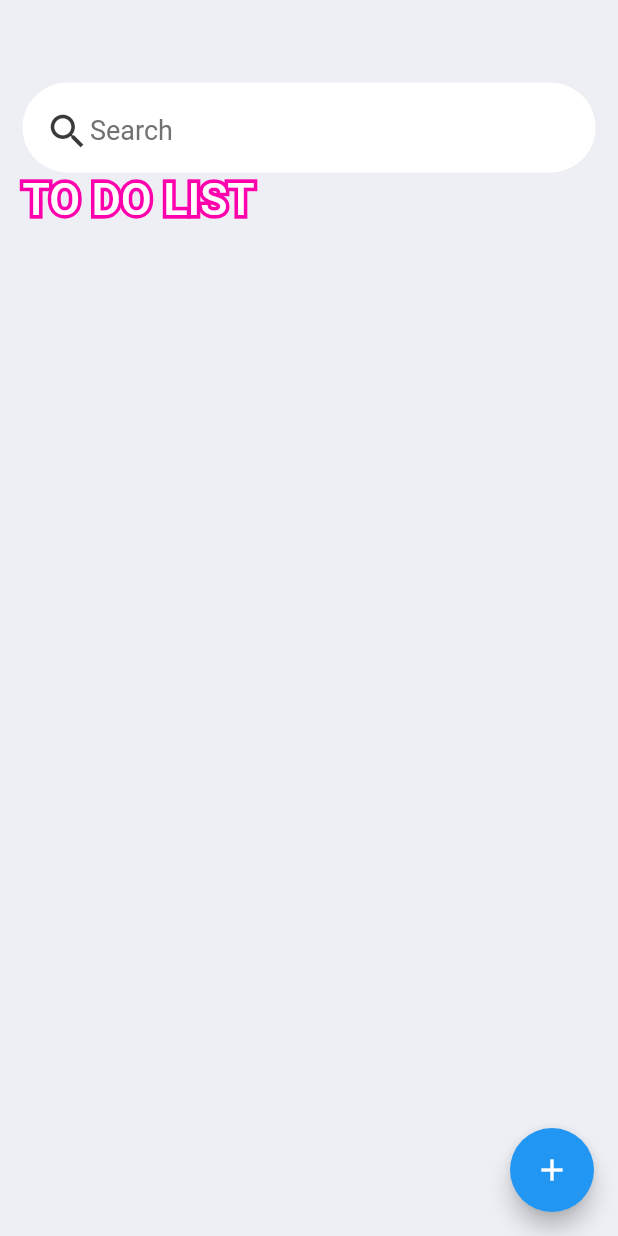
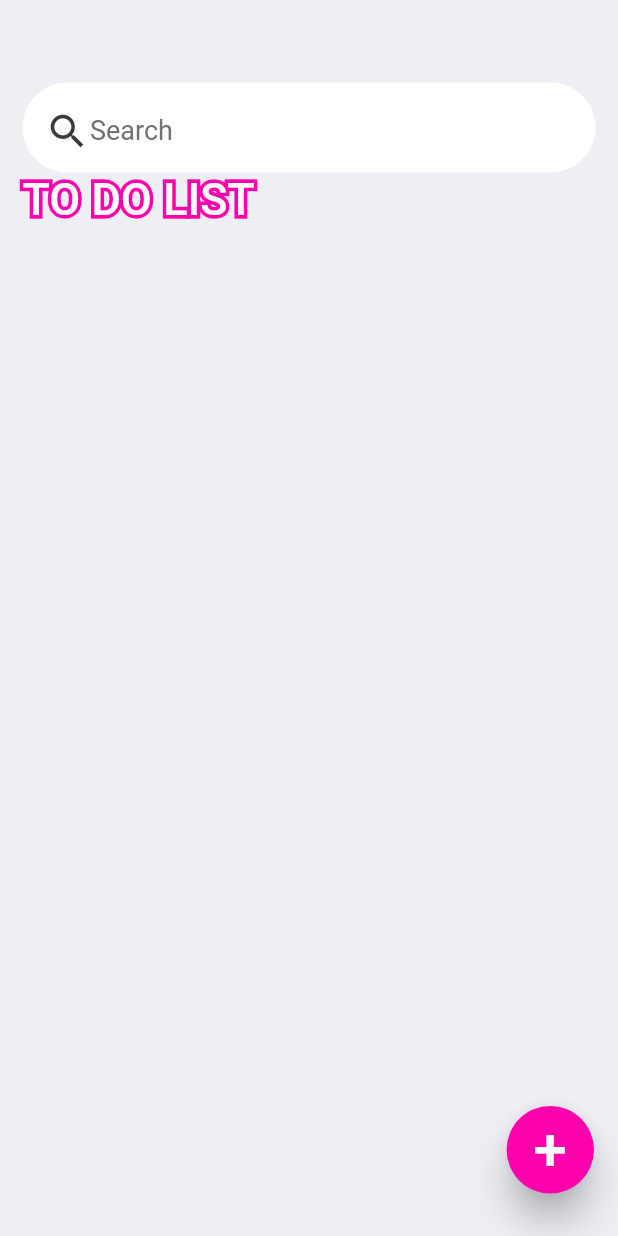
Before and after one commit to HIDR00/Mobile-App, a Flutter app: the screen it shows after launch, on a phone screen of 412 x 824 dp. Run offline on Flutter 3.47's test engine with Material 2 defaults, Android fonts, the phone set to English and light mode, and no system bars.

Commit message:
Bai_giua_ki

```diff
--- a/lib/home.dart
+++ b/lib/home.dart
@@ -148,10 +148,17 @@ class _HomeState extends State<Home> {
           // ),
         ],
       ),
-      floatingActionButton: FloatingActionButton(
-        onPressed: _addTask,
-        child: Icon(Icons.add),
-      ),
+      floatingActionButton: ElevatedButton(
+              child: Text("+",style: TextStyle(fontSize: 40),),
+          onPressed: _addTask,
+              style: ElevatedButton.styleFrom(
+                shape: CircleBorder(),
+                padding: EdgeInsets.all(18),
+                primary: Color(0xFFFF00AD),
+                minimumSize: Size(40, 40),
+                elevation: 10,
+              ),
+            ),
      );
 
   }
@@ -222,7 +229,7 @@ class _AddTaskDialogState extends State<AddTaskDialog> {
           children: [
             TextFormField(
               controller: _titleController,
-              decoration: InputDecoration(hintText: 'chu thich'),
+              decoration: InputDecoration(hintText: 'Nhap cong viec'),
               validator: (value) {
                 if (value == null || value.isEmpty) {
                   return 'nhap tieu de';
```
